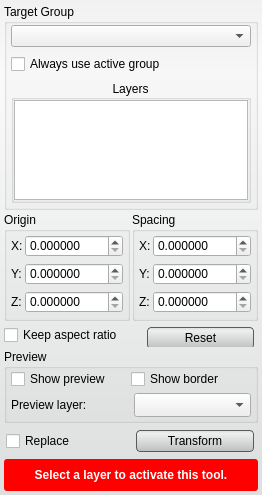
Above: src/Interface/ToolInterface/TransformToolInterface.ui from jessdtate/Seg3D before the change. Below: the same form after it.
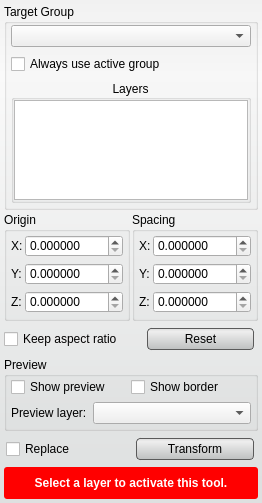
That is the form after the change.

Diff of the .ui file:
```diff
--- a/src/Interface/ToolInterface/TransformToolInterface.ui
+++ b/src/Interface/ToolInterface/TransformToolInterface.ui
@@ -50,6 +50,11 @@
 	border-radius: 4px;
 	border: 1px solid rgb(90, 90, 90);
 	margin:4px;
+}
+
+QPushButton:reset_button_{
+	margin-left: 10px;
+	margin-right: 10px;
 }</string>
   </property>
   <layout class="QVBoxLayout" name="verticalLayout_3">
@@ -586,7 +591,7 @@
      <property name="minimumSize">
       <size>
        <width>0</width>
-       <height>24</height>
+       <height>32</height>
       </size>
      </property>
      <property name="maximumSize">
@@ -698,6 +703,12 @@
       </item>
       <item>
        <widget class="QWidget" name="preview_chooser_widget_" native="true">
+        <property name="sizePolicy">
+         <sizepolicy hsizetype="Ignored" vsizetype="Preferred">
+          <horstretch>0</horstretch>
+          <verstretch>0</verstretch>
+         </sizepolicy>
+        </property>
         <property name="minimumSize">
          <size>
           <width>0</width>
@@ -710,6 +721,12 @@
          </property>
          <item>
           <widget class="QLabel" name="label_7">
+           <property name="sizePolicy">
+            <sizepolicy hsizetype="Fixed" vsizetype="Preferred">
+             <horstretch>0</horstretch>
+             <verstretch>0</verstretch>
+            </sizepolicy>
+           </property>
            <property name="text">
             <string>Preview layer:</string>
            </property>
@@ -718,7 +735,7 @@
          <item>
           <widget class="QComboBox" name="preview_layer_combobox_">
            <property name="sizePolicy">
-            <sizepolicy hsizetype="Ignored" vsizetype="Preferred">
+            <sizepolicy hsizetype="Ignored" vsizetype="Fixed">
              <horstretch>0</horstretch>
              <verstretch>0</verstretch>
             </sizepolicy>
```
